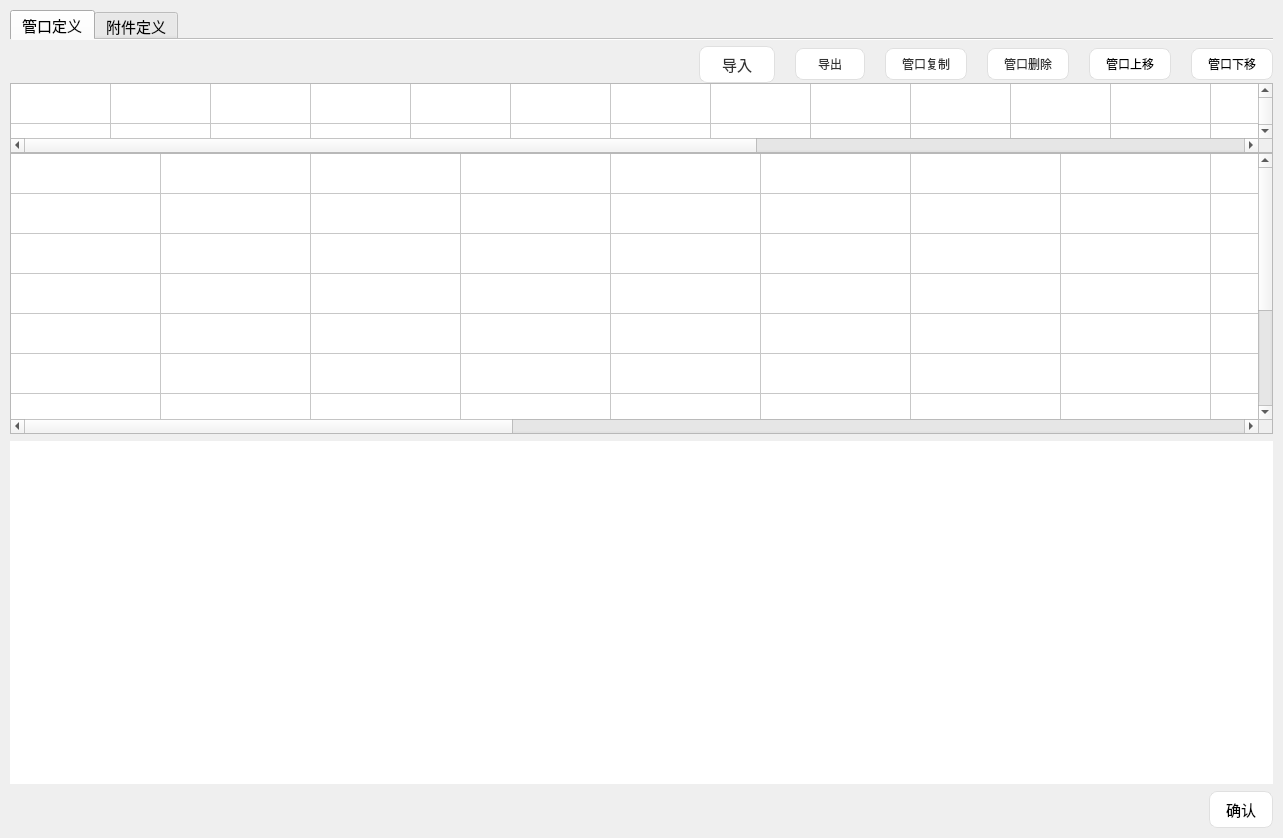
Before: the Qt Designer form DongLanpec-local/modules/guankoudingyi/ui/pipe_attachment_define_container.ui in scienhudb/donghua, drawn with Qt 5.
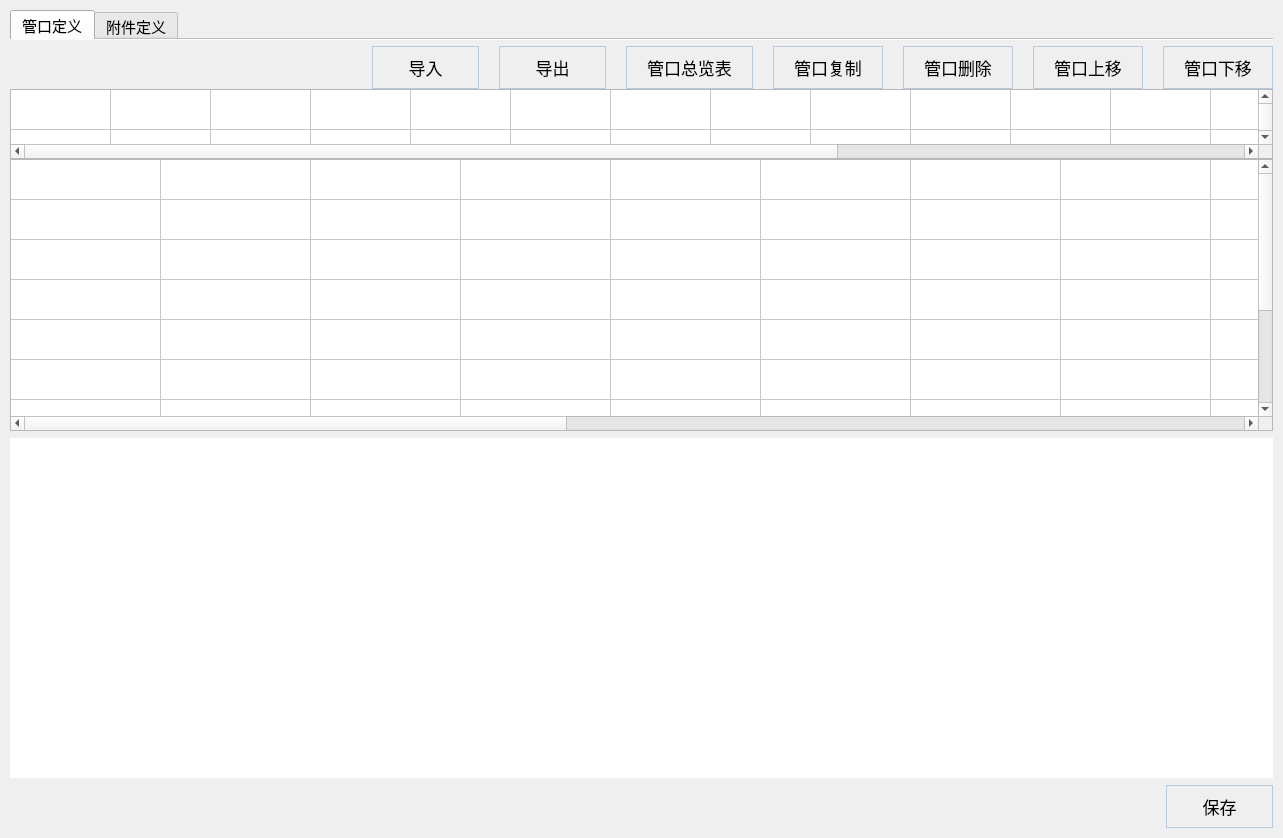
After: the same form once the commit is applied. Icons and pictures are not drawn.

What changed in the file:
```diff
--- a/DongLanpec-local/modules/guankoudingyi/ui/pipe_attachment_define_container.ui
+++ b/DongLanpec-local/modules/guankoudingyi/ui/pipe_attachment_define_container.ui
@@ -98,45 +98,34 @@
             <widget class="QPushButton" name="pushButton_in">
              <property name="font">
               <font>
-               <pointsize>11</pointsize>
+               <pointsize>-1</pointsize>
               </font>
              </property>
              <property name="styleSheet">
               <string notr="true">QPushButton {
-    /* 背景：纯白，无渐变 */
-    background-color: #FFFFFF;
-    /* 边框：浅灰色细线 */
-    border: 1px solid #E0E0E0;
-    /* 圆角：8px，和参考图一致 */
-    border-radius: 8px;
-    /* 文字样式 */
-    color: #333333;
-    font-size: px;
-    /* 内边距，让文字居中 */
-    padding: 6px 22px;
-    /* 鼠标悬浮时的过渡效果 */
-    transition: all 0.2s ease;
+    background: qlineargradient(x1: 0, y1: 0, x2: 0, y2: 1,
+                                stop: 0 #ffffff, stop: 1 #e8edf5);
+    border: 1px solid #b8c8e0;
+    border-radius: 0px;
+    color: #000000;
+    font-size: 17px;
+    padding: 8px 20px;
+    text-align: center;
+    min-width: 65px;
 }
-
-/* 鼠标悬浮效果：轻微加深边框 + 浅背景 */
 QPushButton:hover {
     background-color: #F5F5F5;
     border-color: #D0D0D0;
 }
-
-/* 点击效果：按下时轻微变暗 */
 QPushButton:pressed {
     background-color: #EEEEEE;
     border-color: #C0C0C0;
 }
-
-/* 禁用状态样式（可选） */
 QPushButton:disabled {
-    background-color: #FAFAFA;
-    color: #AAAAAA;
-    border-color: #E5E5E5;
-}
-</string>
+    background: #f5f7fa;
+    color: #888888;
+    border-color: #d0d8e5;
+}</string>
              </property>
              <property name="text">
               <string>导入</string>
@@ -144,87 +133,105 @@
             </widget>
            </item>
            <item>
-            <widget class="QPushButton" name="pushButton_out">
+            <widget class="QPushButton" name="pushButton">
+             <property name="font">
+              <font>
+               <pointsize>-1</pointsize>
+              </font>
+             </property>
              <property name="styleSheet">
               <string notr="true">QPushButton {
-    /* 背景：纯白，无渐变 */
-    background-color: #FFFFFF;
-    /* 边框：浅灰色细线 */
-    border: 1px solid #E0E0E0;
-    /* 圆角：8px，和参考图一致 */
-    border-radius: 8px;
-    /* 文字样式 */
-    color: #333333;
-    font-size: px;
-    /* 内边距，让文字居中 */
-    padding: 6px 22px;
-    /* 鼠标悬浮时的过渡效果 */
-    transition: all 0.2s ease;
+    background: qlineargradient(x1: 0, y1: 0, x2: 0, y2: 1,
+                                stop: 0 #ffffff, stop: 1 #e8edf5);
+    border: 1px solid #b8c8e0;
+    border-radius: 0px;
+    color: #000000;
+    font-size: 17px;
+    padding: 8px 20px;
+    text-align: center;
+    min-width: 65px;
 }
-
-/* 鼠标悬浮效果：轻微加深边框 + 浅背景 */
 QPushButton:hover {
     background-color: #F5F5F5;
     border-color: #D0D0D0;
 }
-
-/* 点击效果：按下时轻微变暗 */
 QPushButton:pressed {
     background-color: #EEEEEE;
     border-color: #C0C0C0;
 }
-
-/* 禁用状态样式（可选） */
 QPushButton:disabled {
-    background-color: #FAFAFA;
-    color: #AAAAAA;
-    border-color: #E5E5E5;
-}
-</string>
+    background: #f5f7fa;
+    color: #888888;
+    border-color: #d0d8e5;
+}</string>
              </property>
              <property name="text">
               <string>导出</string>
              </property>
             </widget>
            </item>
+           <item>
+            <widget class="QPushButton" name="pushButton_out">
+             <property name="styleSheet">
+              <string notr="true">QPushButton {
+    background: qlineargradient(x1: 0, y1: 0, x2: 0, y2: 1,
+                                stop: 0 #ffffff, stop: 1 #e8edf5);
+    border: 1px solid #b8c8e0;
+    border-radius: 0px;
+    color: #000000;
+    font-size: 17px;
+    padding: 8px 20px;
+    text-align: center;
+    min-width: 65px;
+}
+QPushButton:hover {
+    background: qlineargradient(x1: 0, y1: 0, x2: 0, y2: 1,
+                                stop: 0 #f0f4fa, stop: 1 #d8e0ed);
+    border-color: #9ab0d0;
+}
+QPushButton:pressed {
+    background: qlineargradient(x1: 0, y1: 0, x2: 0, y2: 1,
+                                stop: 0 #e0e6f0, stop: 1 #c8d2e0);
+    border-color: #7a90b0;
+}
+QPushButton:disabled {
+    background: #f5f7fa;
+    color: #888888;
+    border-color: #d0d8e5;
+}</string>
+             </property>
+             <property name="text">
+              <string>管口总览表</string>
+             </property>
+            </widget>
+           </item>
            <item>
             <widget class="QPushButton" name="pushButton_cv">
              <property name="styleSheet">
               <string notr="true">QPushButton {
-    /* 背景：纯白，无渐变 */
-    background-color: #FFFFFF;
-    /* 边框：浅灰色细线 */
-    border: 1px solid #E0E0E0;
-    /* 圆角：8px，和参考图一致 */
-    border-radius: 8px;
-    /* 文字样式 */
-    color: #333333;
-    font-size: px;
-    /* 内边距，让文字居中 */
-    padding: 6px 16px;
-    /* 鼠标悬浮时的过渡效果 */
-    transition: all 0.2s ease;
+    background: qlineargradient(x1: 0, y1: 0, x2: 0, y2: 1,
+                                stop: 0 #ffffff, stop: 1 #e8edf5);
+    border: 1px solid #b8c8e0;
+    border-radius: 0px;
+    color: #000000;
+    font-size: 17px;
+    padding: 8px 20px;
+    text-align: center;
+    min-width: 65px;
 }
-
-/* 鼠标悬浮效果：轻微加深边框 + 浅背景 */
 QPushButton:hover {
     background-color: #F5F5F5;
     border-color: #D0D0D0;
 }
-
-/* 点击效果：按下时轻微变暗 */
 QPushButton:pressed {
     background-color: #EEEEEE;
     border-color: #C0C0C0;
 }
-
-/* 禁用状态样式（可选） */
 QPushButton:disabled {
-    background-color: #FAFAFA;
-    color: #AAAAAA;
-    border-color: #E5E5E5;
-}
-</string>
+    background: #f5f7fa;
+    color: #888888;
+    border-color: #d0d8e5;
+}</string>
              </property>
              <property name="text">
               <string>管口复制</string>
@@ -235,40 +242,29 @@
             <widget class="QPushButton" name="pushButton_pipe_delete">
              <property name="styleSheet">
               <string notr="true">QPushButton {
-    /* 背景：纯白，无渐变 */
-    background-color: #FFFFFF;
-    /* 边框：浅灰色细线 */
-    border: 1px solid #E0E0E0;
-    /* 圆角：8px，和参考图一致 */
-    border-radius: 8px;
-    /* 文字样式 */
-    color: #333333;
-    font-size: px;
-    /* 内边距，让文字居中 */
-    padding: 6px 16px;
-    /* 鼠标悬浮时的过渡效果 */
-    transition: all 0.2s ease;
+    background: qlineargradient(x1: 0, y1: 0, x2: 0, y2: 1,
+                                stop: 0 #ffffff, stop: 1 #e8edf5);
+    border: 1px solid #b8c8e0;
+    border-radius: 0px;
+    color: #000000;
+    font-size: 17px;
+    padding: 8px 20px;
+    text-align: center;
+    min-width: 65px;
 }
-
-/* 鼠标悬浮效果：轻微加深边框 + 浅背景 */
 QPushButton:hover {
     background-color: #F5F5F5;
     border-color: #D0D0D0;
 }
-
-/* 点击效果：按下时轻微变暗 */
 QPushButton:pressed {
     background-color: #EEEEEE;
     border-color: #C0C0C0;
 }
-
-/* 禁用状态样式（可选） */
 QPushButton:disabled {
-    background-color: #FAFAFA;
-    color: #AAAAAA;
-    border-color: #E5E5E5;
-}
-</string>
+    background: #f5f7fa;
+    color: #888888;
+    border-color: #d0d8e5;
+}</string>
              </property>
              <property name="text">
               <string>管口删除</string>
@@ -279,40 +275,29 @@
             <widget class="QPushButton" name="pushButton_pipe_up">
              <property name="styleSheet">
               <string notr="true">QPushButton {
-    /* 背景：纯白，无渐变 */
-    background-color: #FFFFFF;
-    /* 边框：浅灰色细线 */
-    border: 1px solid #E0E0E0;
-    /* 圆角：8px，和参考图一致 */
-    border-radius: 8px;
-    /* 文字样式 */
+    background: qlineargradient(x1: 0, y1: 0, x2: 0, y2: 1,
+                                stop: 0 #ffffff, stop: 1 #e8edf5);
+    border: 1px solid #b8c8e0;
+    border-radius: 0px;
     color: #000000;
-    font-size: px;
-    /* 内边距，让文字居中 */
-    padding: 6px 16px;
-    /* 鼠标悬浮时的过渡效果 */
-    transition: all 0.2s ease;
+    font-size: 17px;
+    padding: 8px 20px;
+    text-align: center;
+    min-width: 65px;
 }
-
-/* 鼠标悬浮效果：轻微加深边框 + 浅背景 */
 QPushButton:hover {
     background-color: #F5F5F5;
     border-color: #D0D0D0;
 }
-
-/* 点击效果：按下时轻微变暗 */
 QPushButton:pressed {
     background-color: #EEEEEE;
     border-color: #C0C0C0;
 }
-
-/* 禁用状态样式（可选） */
 QPushButton:disabled {
-    background-color: #FAFAFA;
-    color: #AAAAAA;
-    border-color: #E5E5E5;
-}
-</string>
+    background: #f5f7fa;
+    color: #888888;
+    border-color: #d0d8e5;
+}</string>
              </property>
              <property name="text">
               <string>管口上移</string>
@@ -323,40 +308,29 @@
             <widget class="QPushButton" name="pushButton_pipe_down">
              <property name="styleSheet">
               <string notr="true">QPushButton {
-    /* 背景：纯白，无渐变 */
-    background-color: #FFFFFF;
-    /* 边框：浅灰色细线 */
-    border: 1px solid #E0E0E0;
-    /* 圆角：8px，和参考图一致 */
-    border-radius: 8px;
-    /* 文字样式 */
+    background: qlineargradient(x1: 0, y1: 0, x2: 0, y2: 1,
+                                stop: 0 #ffffff, stop: 1 #e8edf5);
+    border: 1px solid #b8c8e0;
+    border-radius: 0px;
     color: #000000;
-    font-size: px;
-    /* 内边距，让文字居中 */
-    padding: 6px 16px;
-    /* 鼠标悬浮时的过渡效果 */
-    transition: all 0.2s ease;
+    font-size: 17px;
+    padding: 8px 20px;
+    text-align: center;
+    min-width: 65px;
 }
-
-/* 鼠标悬浮效果：轻微加深边框 + 浅背景 */
 QPushButton:hover {
     background-color: #F5F5F5;
     border-color: #D0D0D0;
 }
-
-/* 点击效果：按下时轻微变暗 */
 QPushButton:pressed {
     background-color: #EEEEEE;
     border-color: #C0C0C0;
 }
-
-/* 禁用状态样式（可选） */
 QPushButton:disabled {
-    background-color: #FAFAFA;
-    color: #AAAAAA;
-    border-color: #E5E5E5;
-}
-</string>
+    background: #f5f7fa;
+    color: #888888;
+    border-color: #d0d8e5;
+}</string>
              </property>
              <property name="text">
               <string>管口下移</string>
@@ -385,7 +359,7 @@
               <number>3</number>
              </property>
              <property name="columnCount">
-              <number>20</number>
+              <number>18</number>
              </property>
              <attribute name="horizontalHeaderVisible">
               <bool>false</bool>
@@ -472,7 +446,7 @@
               <number>10</number>
              </property>
              <property name="columnCount">
-              <number>20</number>
+              <number>18</number>
              </property>
              <attribute name="horizontalHeaderVisible">
               <bool>false</bool>
@@ -1114,48 +1088,41 @@
       <widget class="QPushButton" name="pushButton_affirm">
        <property name="font">
         <font>
-         <pointsize>11</pointsize>
+         <pointsize>-1</pointsize>
         </font>
        </property>
        <property name="styleSheet">
         <string notr="true">QPushButton {
-    /* 背景：纯白，无渐变 */
-    background-color: #FFFFFF;
-    /* 边框：浅灰色细线 */
-    border: 1px solid #E0E0E0;
-    /* 圆角：8px，和参考图一致 */
-    border-radius: 8px;
-    /* 文字样式 */
+    background: qlineargradient(x1: 0, y1: 0, x2: 0, y2: 1,
+                                stop: 0 #ffffff, stop: 1 #e8edf5);
+    border: 1px solid #b8c8e0;
+    border-radius: 0px;
     color: #000000;
-    font-size: px;
-    /* 内边距，让文字居中 */
-    padding: 6px 16px;
-    /* 鼠标悬浮时的过渡效果 */
-    transition: all 0.2s ease;
+    font-size: 17px;
+    padding: 8px 20px;
+    text-align: center;
+    min-width: 65px;
 }
-
-/* 鼠标悬浮效果：轻微加深边框 + 浅背景 */
 QPushButton:hover {
     background-color: #F5F5F5;
     border-color: #D0D0D0;
 }
-
-/* 点击效果：按下时轻微变暗 */
 QPushButton:pressed {
     background-color: #EEEEEE;
     border-color: #C0C0C0;
 }
-
-/* 禁用状态样式（可选） */
 QPushButton:disabled {
-    background-color: #FAFAFA;
-    color: #AAAAAA;
-    border-color: #E5E5E5;
-}
-</string>
+    background: #f5f7fa;
+    color: #888888;
+    border-color: #d0d8e5;
+}</string>
        </property>
        <property name="text">
-        <string>确认</string>
+        <string>保存</string>
+       </property>
+       <property name="icon">
+        <iconset>
+         <normaloff>../../chanpinguanli/icons/保存.png</normaloff>../../chanpinguanli/icons/保存.png</iconset>
        </property>
       </widget>
      </item>
```
Left out of the diff: 160 changed lines with no effect on the pictures.
